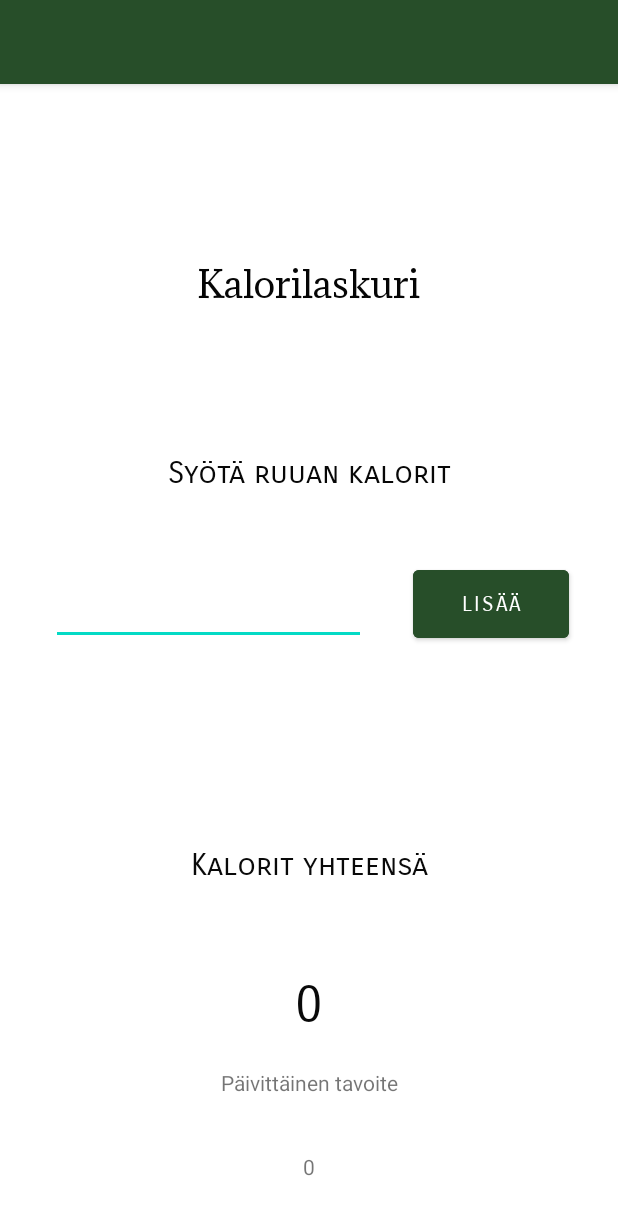
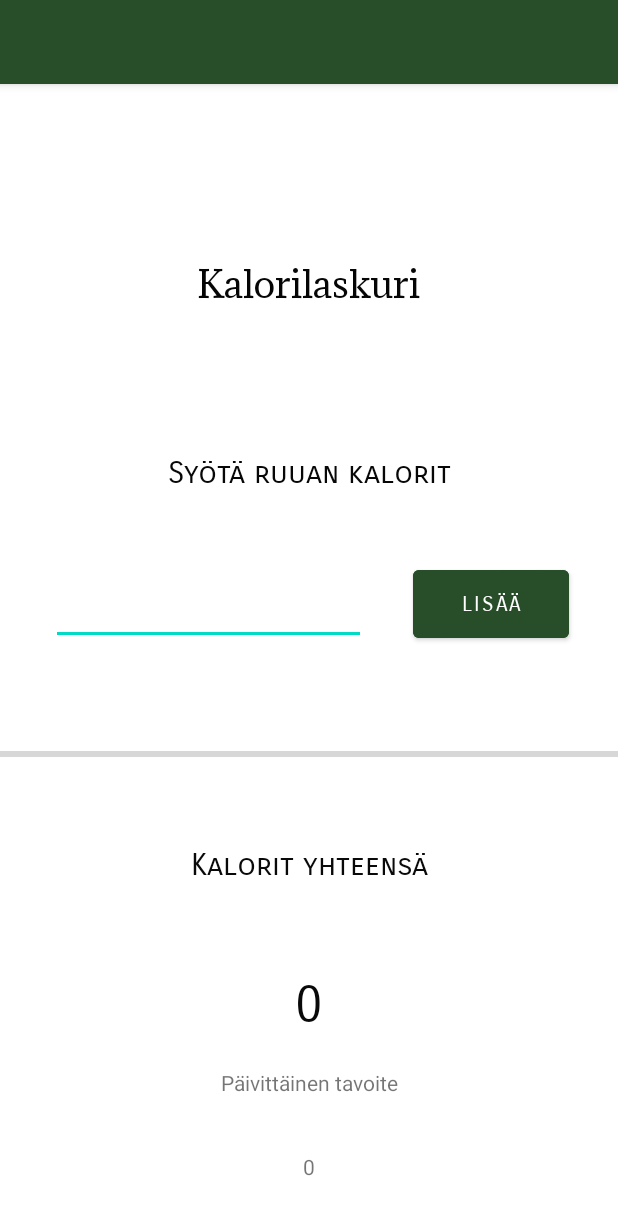
Before and after one commit to Sofvi/HealthHub, an Android app: the Food screen opened directly, with no data from a screen before it, after a tap on "LISÄÄ", on a phone screen of 412 x 824 dp. Shown: the top 1215 px of the screen. Run offline under Robolectric (Android 15) with nearby library versions, the phone set to English and light mode, and no system bars; 1 statement that could not run was skipped.

Commit message:
Kalori progressbar lisätty ilman muotoilua.

```diff
--- a/app/src/main/java/com/example/terveyssovellus/Food.java
+++ b/app/src/main/java/com/example/terveyssovellus/Food.java
@@ -8,6 +8,7 @@ import android.content.SharedPreferences;
 import android.os.Bundle;
 import android.view.View;
 import android.widget.EditText;
+import android.widget.ProgressBar;
 import android.widget.TextView;
 import android.widget.Toast;
 
@@ -31,6 +32,10 @@ public class Food extends AppCompatActivity {
                 0);
         TextView textView2 = findViewById(R.id.food_calories_goal);
         textView2.setText(String.valueOf(goal_calories));
+
+        ProgressBar progressBar = findViewById(R.id.food_progressBar);
+        progressBar.setMax(goal_calories);
+        progressBar.setProgress(foodCalories);
     }
 
     public void updateFoodCalories(View view){
@@ -46,6 +51,9 @@ public class Food extends AppCompatActivity {
         SharedPreferences.Editor editor = prefs.edit();
         editor.putInt("ruokakalorit", foodCalories);
         editor.commit();
+
+        ProgressBar progressBar = findViewById(R.id.food_progressBar);
+        progressBar.setProgress(foodCalories);
     }
 
 
--- a/app/src/main/res/layout/activity_food.xml
+++ b/app/src/main/res/layout/activity_food.xml
@@ -130,4 +130,14 @@
         app:layout_constraintEnd_toEndOf="parent"
         app:layout_constraintStart_toStartOf="parent"
         app:layout_constraintTop_toBottomOf="@+id/textView12" />
+
+    <ProgressBar
+        android:id="@+id/food_progressBar"
+        style="?android:attr/progressBarStyleHorizontal"
+        android:layout_width="match_parent"
+        android:layout_height="wrap_content"
+        app:layout_constraintBottom_toTopOf="@+id/textView3"
+        app:layout_constraintEnd_toEndOf="parent"
+        app:layout_constraintStart_toStartOf="parent"
+        app:layout_constraintTop_toTopOf="@+id/guideline3" />
 </androidx.constraintlayout.widget.ConstraintLayout>
```
